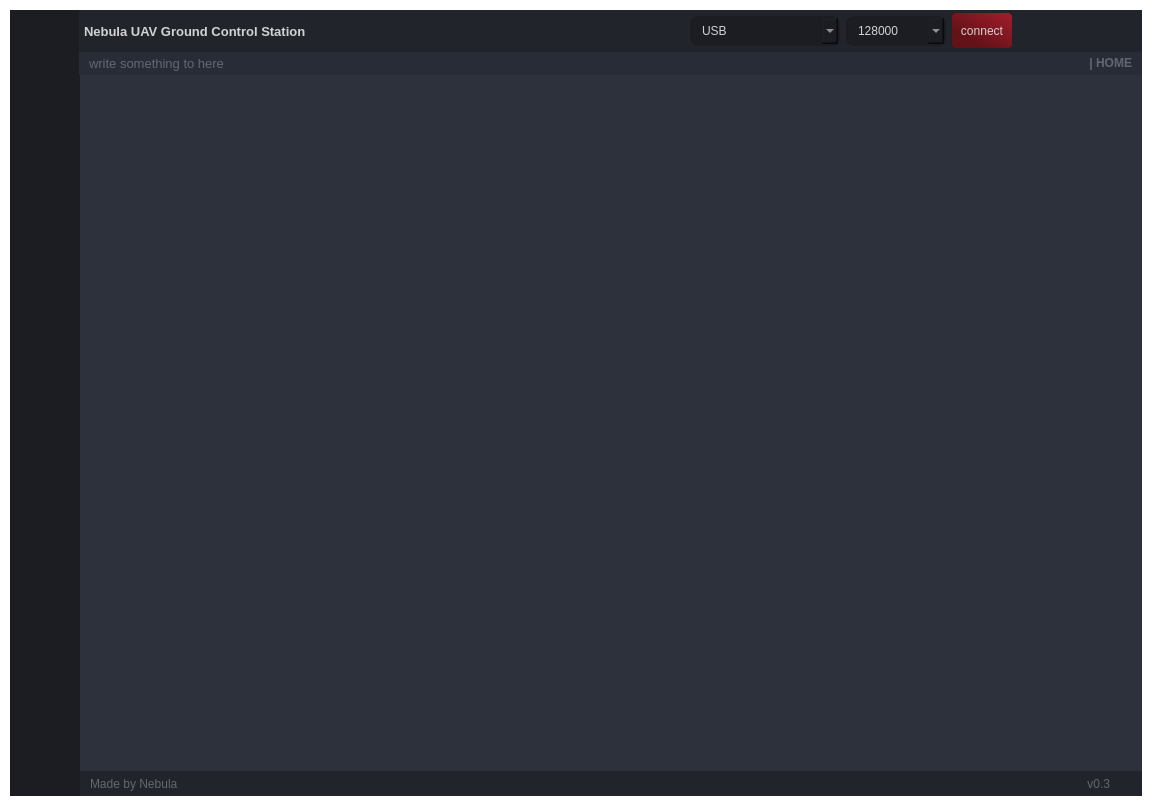
First picture: the form in uifolder/BaseGUI.ui, repository MahmutEsadErman/Ground-Control-Station-for-UAV, before the edit.
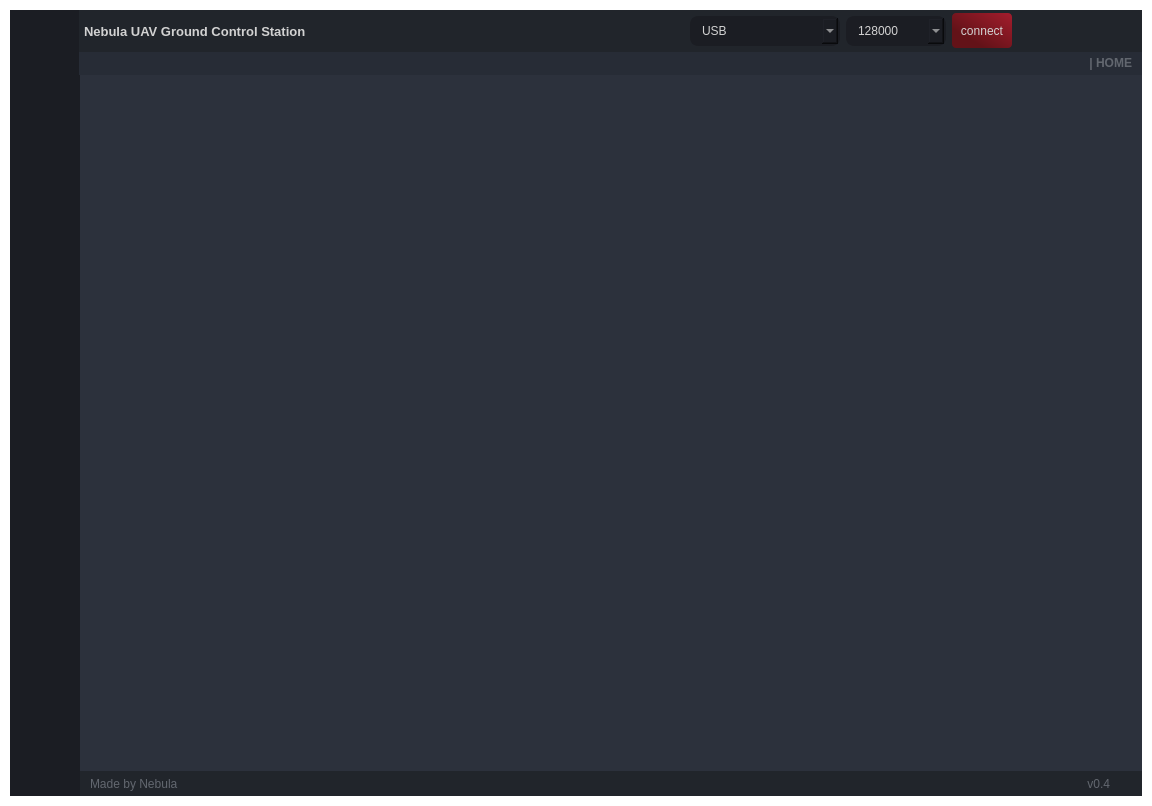
Second picture: the form after the edit. Icons and pictures are not drawn.

What changed in the file:
```diff
--- a/uifolder/BaseGUI.ui
+++ b/uifolder/BaseGUI.ui
@@ -1805,7 +1805,7 @@
                    <string notr="true">color: rgb(98, 103, 111); </string>
                   </property>
                   <property name="text">
-                   <string>write something to here</string>
+                   <string/>
                   </property>
                  </widget>
                 </item>
@@ -2247,7 +2247,7 @@
                       <string notr="true">color: rgb(98, 103, 111);</string>
                      </property>
                      <property name="text">
-                      <string>v0.3</string>
+                      <string>v0.4</string>
                      </property>
                      <property name="alignment">
                       <set>Qt::AlignRight|Qt::AlignTrailing|Qt::AlignVCenter</set>
```
